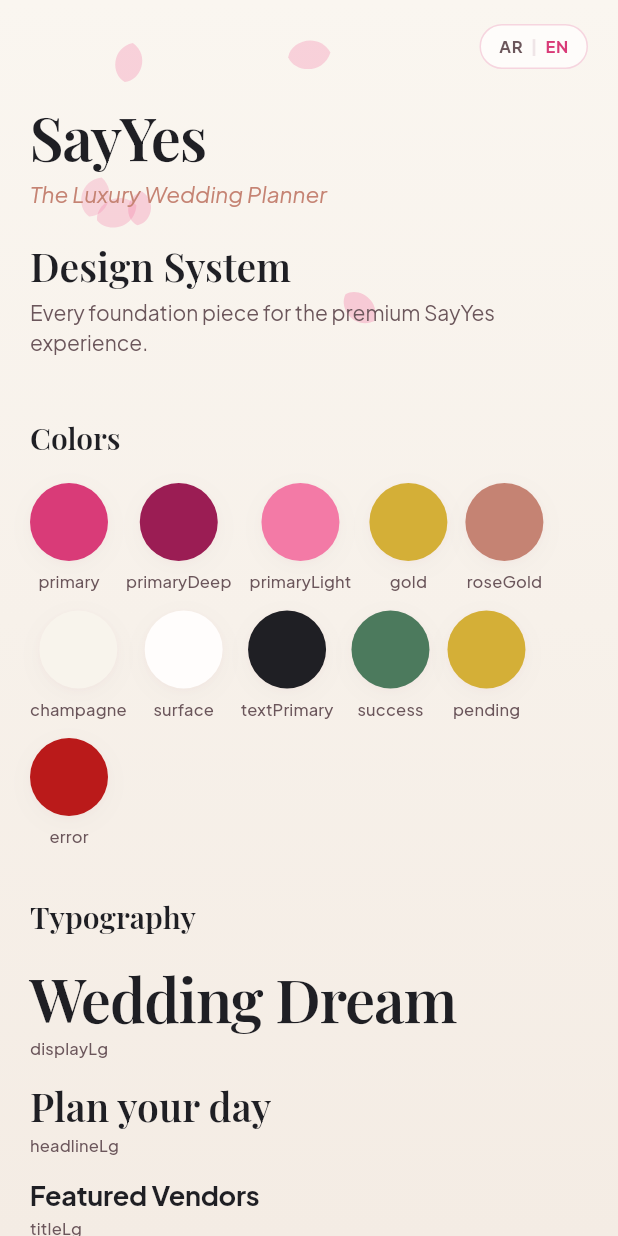
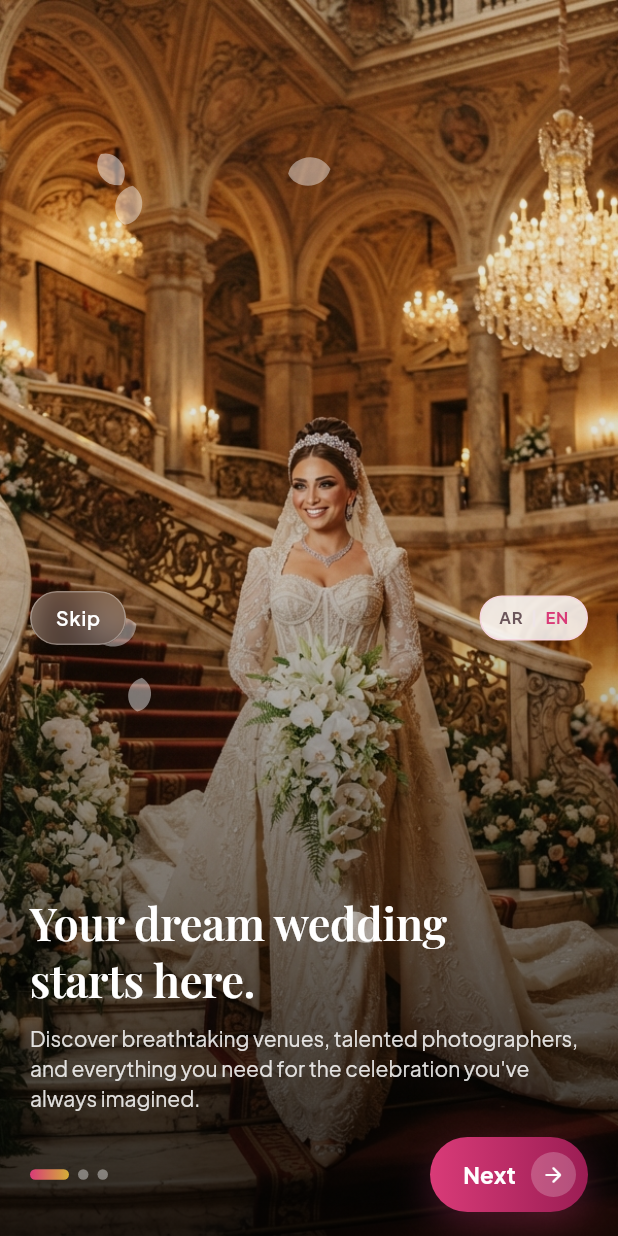
Before and after one commit to Omniasafwatt/SaYes, a Flutter app: the screen it shows after launch, on a phone screen of 412 x 824 dp. Run offline on Flutter 3.47's test engine with Material 3 defaults, Android fonts, the phone set to English and light mode, and no system bars; drawn by our look-alikes of flutter_animate; our stand-ins replace cached_network_image, flutter_riverpod, go_router, shared_preferences, shimmer.

Commit message:
Phase 3: onboarding flow
Three-screen intro (dream wedding / trusted vendors / plan everything)
over full-bleed Stitch photography with a gradient scrim, Skip, Next,
Get Started, and animated page indicators. Text cross-fades independently
of the swipeable background so copy always animates in cleanly. Full
RTL verified: control positions, button placement, and the Next arrow
all mirror correctly in Arabic.

Adapted from three mutually inconsistent Stitch onboarding mockups
(different palettes, and one invented unrequested AI features) into one
visual language consistent with the rest of the app.

Co-Authored-By: Claude Sonnet 5 <noreply@anthropic.com>

```diff
--- a/lib/core/localization/l10n/app_en.arb
+++ b/lib/core/localization/l10n/app_en.arb
@@ -4,6 +4,27 @@
   "appTagline": "The Luxury Wedding Planner",
   "splashSubtitle": "Crafting unforgettable Egyptian celebrations, beautifully planned.",
   "splashCities": "Cairo · Alexandria · El Gouna",
+
+  "onboardingSkip": "Skip",
+  "onboardingNext": "Next",
+  "onboardingGetStarted": "Get Started",
+  "onboardingStep": "Step {current} of {total}",
+  "@onboardingStep": {
+    "placeholders": { "current": {"type": "int"}, "total": {"type": "int"} }
+  },
+
+  "onboarding1Headline": "Your dream wedding\nstarts here.",
+  "onboarding1Body": "Discover breathtaking venues, talented photographers, and everything you need for the celebration you've always imagined.",
+
+  "onboarding2Headline": "Find vendors\nyou can trust.",
+  "onboarding2Body": "Every vendor is verified — real reviews, transparent pricing, and portfolios you can browse before you book.",
+
+  "onboarding3Headline": "Plan everything\nin one place.",
+  "onboarding3Body": "From discovery to booking, manage your entire wedding journey in one beautifully simple app.",
+  "onboarding3Vendors": "Vendors",
+  "onboarding3Bookings": "Bookings",
+  "onboarding3Favorites": "Favorites",
+  "onboarding3Reviews": "Reviews",
 
   "showcaseTitle": "Design System",
   "showcaseSubtitle": "Every foundation piece for the premium SayYes experience.",
--- a/lib/core/routing/app_router.dart
+++ b/lib/core/routing/app_router.dart
@@ -1,11 +1,13 @@
 import 'package:go_router/go_router.dart';
 import '../../features/design_system_showcase/design_system_showcase_screen.dart';
+import '../../features/onboarding/onboarding_screen.dart';
 import '../../features/splash/splash_screen.dart';
 
 /// Route paths. Every screen the app can navigate to gets a named constant
 /// here — no magic path strings scattered through feature code.
 abstract final class AppRoutes {
   static const splash = '/';
+  static const onboarding = '/onboarding';
   static const showcase = '/showcase';
 }
 
@@ -17,6 +19,10 @@ final appRouter = GoRouter(
       builder: (context, state) => const SplashScreen(),
     ),
     GoRoute(
+      path: AppRoutes.onboarding,
+      builder: (context, state) => const OnboardingScreen(),
+    ),
+    GoRoute(
       path: AppRoutes.showcase,
       builder: (context, state) => const DesignSystemShowcaseScreen(),
     ),
--- /dev/null
+++ b/lib/core/widgets/glass_pill_button.dart
@@ -0,0 +1,80 @@
+import 'dart:ui';
+import 'package:flutter/material.dart';
+import '../animations/pressable_scale.dart';
+import '../theme/app_radius.dart';
+import '../theme/app_typography.dart';
+
+/// Frosted translucent pill — for controls sitting on top of photography
+/// (onboarding Skip, vendor-details hero back/share buttons, etc.) where a
+/// solid surface color would look out of place against imagery.
+class GlassPillButton extends StatelessWidget {
+  const GlassPillButton({
+    super.key,
+    required this.label,
+    this.onTap,
+    this.foreground = Colors.white,
+  });
+
+  final String label;
+  final VoidCallback? onTap;
+  final Color foreground;
+
+  @override
+  Widget build(BuildContext context) {
+    return PressableScale(
+      onTap: onTap,
+      child: ClipRRect(
+        borderRadius: AppRadius.fullRadius,
+        child: BackdropFilter(
+          filter: ImageFilter.blur(sigmaX: 14, sigmaY: 14),
+          child: Container(
+            padding: const EdgeInsets.symmetric(horizontal: 16, vertical: 9),
+            decoration: BoxDecoration(
+              color: Colors.white.withValues(alpha: 0.16),
+              borderRadius: AppRadius.fullRadius,
+              border: Border.all(color: Colors.white.withValues(alpha: 0.3)),
+            ),
+            child: Text(
+              label,
+              style: context.typography.labelMd.copyWith(color: foreground, letterSpacing: 0.6),
+            ),
+          ),
+        ),
+      ),
+    );
+  }
+}
+
+/// Circular frosted icon button — same treatment, for icon-only controls
+/// (back arrow, favorite, share) floating over a hero image.
+class GlassIconButton extends StatelessWidget {
+  const GlassIconButton({super.key, required this.icon, this.onTap, this.foreground = Colors.white, this.size = 40});
+
+  final IconData icon;
+  final VoidCallback? onTap;
+  final Color foreground;
+  final double size;
+
+  @override
+  Widget build(BuildContext context) {
+    return PressableScale(
+      onTap: onTap,
+      child: ClipOval(
+        child: BackdropFilter(
+          filter: ImageFilter.blur(sigmaX: 14, sigmaY: 14),
+          child: Container(
+            width: size,
+            height: size,
+            alignment: Alignment.center,
+            decoration: BoxDecoration(
+              color: Colors.white.withValues(alpha: 0.16),
+              shape: BoxShape.circle,
+              border: Border.all(color: Colors.white.withValues(alpha: 0.3)),
+            ),
+            child: Icon(icon, color: foreground, size: size * 0.5),
+          ),
+        ),
+      ),
+    );
+  }
+}
--- a/lib/core/widgets/widgets.dart
+++ b/lib/core/widgets/widgets.dart
@@ -6,7 +6,9 @@ export 'app_text_field.dart';
 export 'badges.dart';
 export 'bottom_sheet.dart';
 export 'buttons.dart';
+export 'botanical_divider.dart';
 export 'favorite_button.dart';
+export 'glass_pill_button.dart';
 export 'language_switcher.dart';
 export 'loading_indicator.dart';
 export 'rating.dart';
--- /dev/null
+++ b/lib/features/onboarding/onboarding_screen.dart
@@ -0,0 +1,323 @@
+import 'package:flutter/material.dart';
+import 'package:go_router/go_router.dart';
+import '../../core/animations/app_motion.dart';
+import '../../core/animations/floating_petals.dart';
+import '../../core/animations/pressable_scale.dart';
+import '../../core/localization/generated/app_localizations.dart';
+import '../../core/routing/app_router.dart';
+import '../../core/theme/app_colors.dart';
+import '../../core/theme/app_radius.dart';
+import '../../core/theme/app_shadows.dart';
+import '../../core/theme/app_spacing.dart';
+import '../../core/theme/app_typography.dart';
+import '../../core/widgets/widgets.dart';
+
+const _kOnboardingImages = [
+  'assets/images/bride_palace_staircase.png',
+  'assets/images/wedding_ceremony_setup.png',
+  'assets/images/wedding_hall_ballroom_tables.png',
+];
+
+/// Three-screen intro: dream wedding → trusted vendors → plan everything.
+/// Backgrounds swipe natively via PageView; the text/CTA overlay is a
+/// separate AnimatedSwitcher keyed on the page index, so copy always
+/// fades in fresh regardless of PageView's own neighbor-prebuilding.
+class OnboardingScreen extends StatefulWidget {
+  const OnboardingScreen({super.key});
+
+  @override
+  State<OnboardingScreen> createState() => _OnboardingScreenState();
+}
+
+class _OnboardingScreenState extends State<OnboardingScreen> {
+  final _controller = PageController();
+  int _page = 0;
+
+  @override
+  void dispose() {
+    _controller.dispose();
+    super.dispose();
+  }
+
+  void _finish() {
+    // TODO(auth): route to login/register once Phase 4 exists.
+    context.go(AppRoutes.showcase);
+  }
+
+  void _next() {
+    if (_page == 2) {
+      _finish();
+    } else {
+      _controller.nextPage(duration: AppMotion.page, curve: AppMotion.entrance);
+    }
+  }
+
+  @override
+  Widget build(BuildContext context) {
+    final l10n = AppLocalizations.of(context);
+    final pages = [
+      (headline: l10n.onboarding1Headline, body: l10n.onboarding1Body, footer: null),
+      (headline: l10n.onboarding2Headline, body: l10n.onboarding2Body, footer: null),
+      (headline: l10n.onboarding3Headline, body: l10n.onboarding3Body, footer: _FeatureChipsRow(l10n: l10n)),
+    ];
+
+    return Scaffold(
+      backgroundColor: AppColors.textPrimary,
+      body: Stack(
+        fit: StackFit.expand,
+        children: [
+          PageView.builder(
+            controller: _controller,
+            itemCount: _kOnboardingImages.length,
+            onPageChanged: (i) => setState(() => _page = i),
+            itemBuilder: (context, i) => _OnboardingBackground(
+              imagePath: _kOnboardingImages[i],
+              showFloatingPetals: i == 0,
+            ),
+          ),
+          SafeArea(
+            child: _TopBar(showSkip: _page < 2, onSkip: _finish),
+          ),
+          Align(
+            alignment: Alignment.bottomCenter,
+            child: SafeArea(
+              top: false,
+              child: Padding(
+                padding: const EdgeInsets.fromLTRB(
+                  AppSpacing.screenMargin,
+                  0,
+                  AppSpacing.screenMargin,
+                  AppSpacing.lg,
+                ),
+                child: Column(
+                  mainAxisSize: MainAxisSize.min,
+                  crossAxisAlignment: CrossAxisAlignment.start,
+                  children: [
+                    AnimatedSwitcher(
+                      duration: AppMotion.medium,
+                      transitionBuilder: (child, animation) => FadeTransition(
+                        opacity: animation,
+                        child: SlideTransition(
+                          position: Tween<Offset>(begin: const Offset(0, 0.08), end: Offset.zero).animate(animation),
+                          child: child,
+                        ),
+                      ),
+                      child: KeyedSubtree(
+                        key: ValueKey(_page),
+                        child: _OnboardingTextContent(
+                          headline: pages[_page].headline,
+                          body: pages[_page].body,
+                          footer: pages[_page].footer,
+                        ),
+                      ),
+                    ),
+                    const SizedBox(height: AppSpacing.lg),
+                    Row(
+                      children: [
+                        _PageIndicator(count: _kOnboardingImages.length, index: _page),
+                        const Spacer(),
+                        _NextButton(
+                          isLast: _page == 2,
+                          label: _page == 2 ? l10n.onboardingGetStarted : l10n.onboardingNext,
+                          onTap: _next,
+                        ),
+                      ],
+                    ),
+                  ],
+                ),
+              ),
+            ),
+          ),
+        ],
+      ),
+    );
+  }
+}
+
+class _OnboardingBackground extends StatelessWidget {
+  const _OnboardingBackground({required this.imagePath, this.showFloatingPetals = false});
+
+  final String imagePath;
+  final bool showFloatingPetals;
+
+  @override
+  Widget build(BuildContext context) {
+    return Stack(
+      fit: StackFit.expand,
+      children: [
+        Image.asset(imagePath, fit: BoxFit.cover),
+        DecoratedBox(
+          decoration: BoxDecoration(
+            gradient: LinearGradient(
+              begin: Alignment.topCenter,
+              end: Alignment.bottomCenter,
+              colors: [
+                Colors.black.withValues(alpha: 0.05),
+                Colors.black.withValues(alpha: 0.15),
+                Colors.black.withValues(alpha: 0.78),
+              ],
+              stops: const [0, 0.45, 1],
+            ),
+          ),
+        ),
+        if (showFloatingPetals)
+          const Positioned.fill(
+            child: FloatingPetals(petalCount: 7, color: Colors.white, maxOpacity: 0.5),
+          ),
+      ],
+    );
+  }
+}
+
+class _TopBar extends StatelessWidget {
+  const _TopBar({required this.showSkip, required this.onSkip});
+
+  final bool showSkip;
+  final VoidCallback onSkip;
+
+  @override
+  Widget build(BuildContext context) {
+    final l10n = AppLocalizations.of(context);
+    return Padding(
+      padding: const EdgeInsets.symmetric(horizontal: AppSpacing.screenMargin, vertical: AppSpacing.md),
+      child: Row(
+        mainAxisAlignment: MainAxisAlignment.spaceBetween,
+        children: [
+          showSkip ? GlassPillButton(label: l10n.onboardingSkip, onTap: onSkip) : const SizedBox(width: 1, height: 36),
+          const LanguageSwitcher(),
+        ],
+      ),
+    );
+  }
+}
+
+class _OnboardingTextContent extends StatelessWidget {
+  const _OnboardingTextContent({required this.headline, required this.body, this.footer});
+
+  final String headline;
+  final String body;
+  final Widget? footer;
+
+  @override
+  Widget build(BuildContext context) {
+    final t = context.typography;
+    return Column(
+      crossAxisAlignment: CrossAxisAlignment.start,
+      mainAxisSize: MainAxisSize.min,
+      children: [
+        Text(headline, style: t.displaySm.copyWith(color: Colors.white)),
+        const SizedBox(height: 10),
+        Text(body, style: t.bodyMd.copyWith(color: Colors.white.withValues(alpha: 0.85))),
+        if (footer != null) ...[const SizedBox(height: 18), footer!],
+      ],
+    );
+  }
+}
+
+class _FeatureChipsRow extends StatelessWidget {
+  const _FeatureChipsRow({required this.l10n});
+  final AppLocalizations l10n;
+
+  @override
+  Widget build(BuildContext context) {
+    final items = [
+      (Icons.storefront_rounded, l10n.onboarding3Vendors),
+      (Icons.event_available_rounded, l10n.onboarding3Bookings),
+      (Icons.favorite_rounded, l10n.onboarding3Favorites),
+      (Icons.star_rounded, l10n.onboarding3Reviews),
+    ];
+    return Row(
+      children: [
+        for (final (icon, label) in items)
+          Padding(
+            padding: const EdgeInsetsDirectional.only(end: 16),
+            child: Column(
+              children: [
+                Container(
+                  width: 40,
+                  height: 40,
+                  decoration: BoxDecoration(
+                    color: Colors.white.withValues(alpha: 0.16),
+                    shape: BoxShape.circle,
+                    border: Border.all(color: Colors.white.withValues(alpha: 0.3)),
+                  ),
+                  child: Icon(icon, color: Colors.white, size: 18),
+                ),
+                const SizedBox(height: 6),
+                Text(label, style: context.typography.caption.copyWith(color: Colors.white.withValues(alpha: 0.85))),
+              ],
+            ),
+          ),
+      ],
+    );
+  }
+}
+
+class _PageIndicator extends StatelessWidget {
+  const _PageIndicator({required this.count, required this.index});
+  final int count;
+  final int index;
+
+  @override
+  Widget build(BuildContext context) {
+    return Row(
+      children: List.generate(count, (i) {
+        final active = i == index;
+        return AnimatedContainer(
+          duration: AppMotion.medium,
+          curve: AppMotion.entrance,
+          margin: const EdgeInsetsDirectional.only(end: 6),
+          width: active ? 26 : 7,
+          height: 7,
+          decoration: BoxDecoration(
+            borderRadius: AppRadius.fullRadius,
+            gradient: active ? const LinearGradient(colors: [AppColors.primary, AppColors.gold]) : null,
+            color: active ? null : Colors.white.withValues(alpha: 0.4),
+          ),
+        );
+      }),
+    );
+  }
+}
+
+class _NextButton extends StatelessWidget {
+  const _NextButton({required this.isLast, required this.label, required this.onTap});
+  final bool isLast;
+  final String label;
+  final VoidCallback onTap;
+
+  @override
+  Widget build(BuildContext context) {
+    return PressableScale(
+      onTap: onTap,
+      child: Container(
+        padding: const EdgeInsetsDirectional.only(start: 22, end: 8, top: 10, bottom: 10),
+        decoration: BoxDecoration(
+          gradient: const LinearGradient(colors: [AppColors.primary, AppColors.primaryDeep]),
+          borderRadius: AppRadius.fullRadius,
+          boxShadow: AppShadows.cta,
+        ),
+        child: Row(
+          mainAxisSize: MainAxisSize.min,
+          children: [
+            Text(label, style: context.typography.button),
+            const SizedBox(width: 10),
+            Container(
+              width: 30,
+              height: 30,
+              decoration: BoxDecoration(color: Colors.white.withValues(alpha: 0.22), shape: BoxShape.circle),
+              child: Transform.flip(
+                flipX: !isLast && Directionality.of(context) == TextDirection.rtl,
+                child: Icon(
+                  isLast ? Icons.favorite_rounded : Icons.arrow_forward_rounded,
+                  color: Colors.white,
+                  size: 16,
+                ),
+              ),
+            ),
+          ],
+        ),
+      ),
+    );
+  }
+}
--- a/lib/features/splash/splash_screen.dart
+++ b/lib/features/splash/splash_screen.dart
@@ -42,7 +42,7 @@ class _SplashScreenState extends State<SplashScreen> {
   void _continue() {
     if (!mounted) return;
     // TODO(auth): branch on stored-session validity once Phase 4 exists.
-    context.go(AppRoutes.showcase);
+    context.go(AppRoutes.onboarding);
   }
 
   @override
```
Also changed, not shown: lib/core/localization/l10n/app_ar.arb (+21 -0 lines), lib/core/localization/generated/app_localizations.dart, lib/core/localization/generated/app_localizations_ar.dart, lib/core/localization/generated/app_localizations_en.dart.
